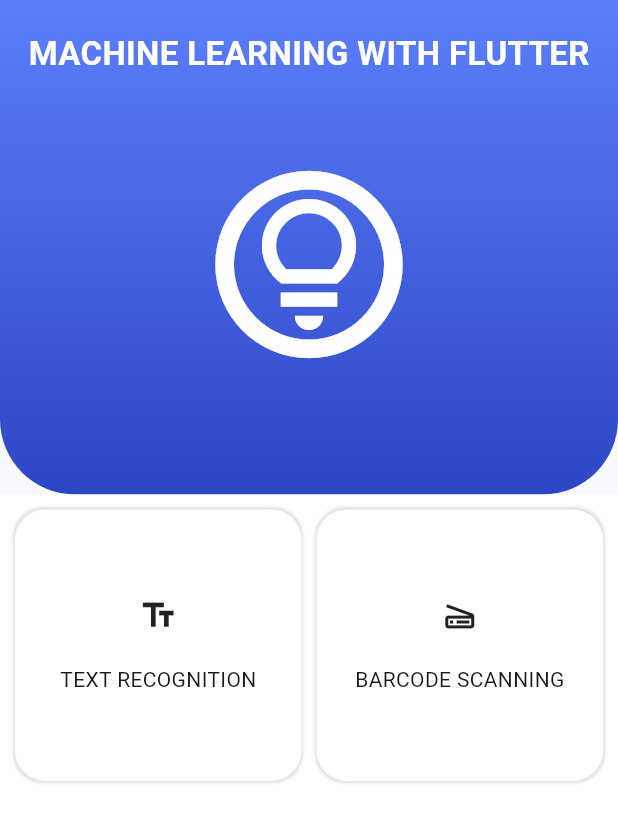
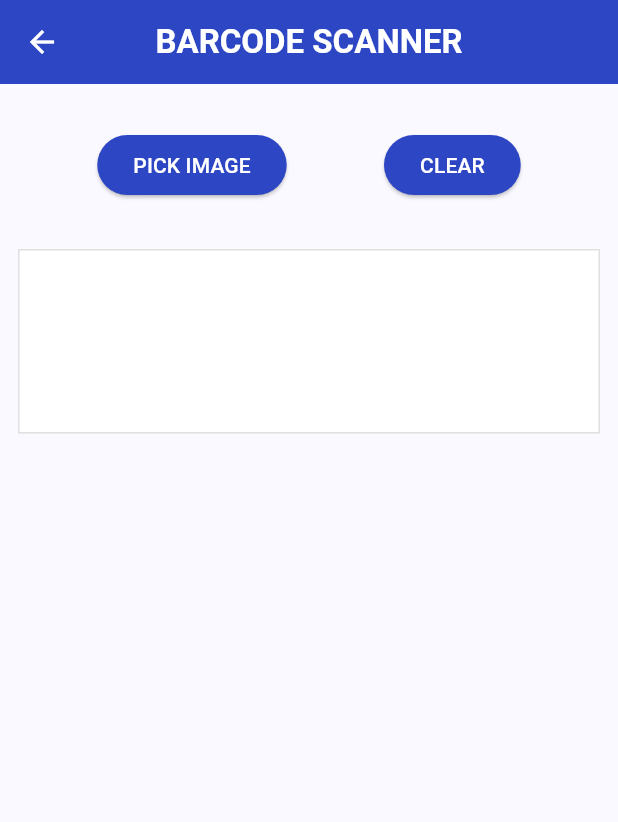
Before and after one commit to Syed-Faizan-Javaid/flutter_ml_kit, a Flutter app: the screen it shows after launch, after a tap on "BARCODE SCANNING", on a phone screen of 412 x 824 dp. Shown: the top 822 px of the screen. Run offline on Flutter 3.47's test engine with Material 2 defaults, Android fonts, the light colour scheme and no system bars; our stand-ins replace image_picker; missing offline and left inert: google_ml_kit.

Commit message:
barcode scanning is complete

```diff
--- a/lib/barcode_scanning.dart
+++ b/lib/barcode_scanning.dart
@@ -0,0 +1,114 @@
+import 'dart:io';
+
+import 'package:flutter/material.dart';
+import 'package:flutter_ml_kit/machine_learning_services.dart';
+import 'package:image_picker/image_picker.dart';
+
+class BarcodeScanning extends StatefulWidget {
+  const BarcodeScanning({super.key});
+
+  @override
+  State<BarcodeScanning> createState() => _BarcodeScanningState();
+}
+
+class _BarcodeScanningState extends State<BarcodeScanning> {
+  File? _pickedImage;
+
+  String _result = "";
+
+  final MachineLearningService _machineLearningService = MachineLearningService();
+
+  @override
+  Widget build(BuildContext context) {
+    return Scaffold(
+        appBar: AppBar(
+          iconTheme: const IconThemeData(color: Colors.white),
+          backgroundColor: const Color(0xff2D46C4),
+          centerTitle: true,
+          title: Text(
+            "Barcode Scanner".toUpperCase(),
+            style: const TextStyle(color: Colors.white, fontWeight: FontWeight.w600),
+          ),
+        ),
+        body: SafeArea(
+            child: SingleChildScrollView(
+                child: Column(children: [
+          const SizedBox(
+            height: 20,
+          ),
+          if (_pickedImage != null)
+            SizedBox(
+              height: 300,
+              width: double.infinity,
+              child: Image.file(
+                _pickedImage!,
+                fit: BoxFit.fill,
+              ),
+            ),
+          const SizedBox(
+            height: 10,
+          ),
+          Row(
+            mainAxisAlignment: MainAxisAlignment.spaceEvenly,
+            children: [
+              if (_pickedImage == null)
+                ElevatedButton(
+                    style: ElevatedButton.styleFrom(backgroundColor: const Color(0xff2D46C4)),
+                    onPressed: () async {
+                      File imageFile = await _machineLearningService.pickImage(ImageSource.gallery);
+                      setState(() {
+                        _pickedImage = imageFile;
+                      });
+                    },
+                    child: Text(
+                      "Pick Image".toUpperCase(),
+                      style: const TextStyle(color: Colors.white),
+                    )),
+              if (_pickedImage != null)
+                ElevatedButton(
+                    style: ElevatedButton.styleFrom(backgroundColor: const Color(0xff2D46C4)),
+                    onPressed: () async {
+                      String? barCodeResult = await _machineLearningService.scanImageForBarCode(_pickedImage!);
+                      setState(() {
+                        _result = barCodeResult ?? "No Data Found";
+                      });
+                    },
+                    child: Text(
+                      "Scan".toUpperCase(),
+                      style: const TextStyle(color: Colors.white),
+                    )),
+              ElevatedButton(
+                  style: ElevatedButton.styleFrom(backgroundColor: const Color(0xff2D46C4)),
+                  onPressed: () {
+                    setState(() {
+                      _pickedImage = null;
+                    });
+                  },
+                  child: Text(
+                    "Clear".toUpperCase(),
+                    style: const TextStyle(color: Colors.white),
+                  )),
+            ],
+          ),
+          const SizedBox(
+            height: 20,
+          ),
+          if (_result.isNotEmpty)
+            Text(
+              "Result".toUpperCase(),
+              style: const TextStyle(fontWeight: FontWeight.w600, fontSize: 18),
+            ),
+          SingleChildScrollView(
+            child: Container(
+              padding: const EdgeInsets.all(50),
+              margin: const EdgeInsets.all(12),
+              decoration: BoxDecoration(
+                color: Colors.white,
+                border: Border.all(color: Colors.grey.shade300),
+              ),
+              child: Center(child: Text(_result)),
+            ),
+          ),
+        ]))));
+  }
+}
--- a/lib/home.dart
+++ b/lib/home.dart
@@ -1,4 +1,5 @@
 import 'package:flutter/material.dart';
+import 'package:flutter_ml_kit/barcode_scanning.dart';
 import 'package:flutter_ml_kit/text_recognition.dart';
 import 'package:flutter_ml_kit/ui_components/function_card.dart';
 import 'package:image_picker/image_picker.dart';
@@ -85,7 +86,7 @@
                                     if (mlFunctions[index].functionName == "TEXT RECOGNITION") {
                                       Navigator.push(context, MaterialPageRoute(builder: (_) => TextRecognition()));
                                     } else {
-                                      print("text 1");
+                                      Navigator.push(context, MaterialPageRoute(builder: (_) => BarcodeScanning()));
                                     }
                                   },
                                   child: FunctionCard(mlFunctions: mlFunctions[index]));
--- a/lib/machine_learning_services.dart
+++ b/lib/machine_learning_services.dart
@@ -1,8 +1,18 @@
 import 'dart:io';
 
 import 'package:google_ml_kit/google_ml_kit.dart';
+import 'package:image_picker/image_picker.dart';
 
 class MachineLearningService {
+  ImagePicker imagePicker = ImagePicker();
+
+  Future<File> pickImage(ImageSource imageSource) async {
+    final pickedImageFile = await imagePicker.pickImage(
+      source: imageSource,
+    );
+    return File(pickedImageFile!.path);
+  }
+
   Future<String> recogniseText(File? pickedFile) async {
     InputImage inputImage = InputImage.fromFile(pickedFile!);
     TextRecognizer textRecognizer = TextRecognizer();
@@ -10,4 +20,15 @@
 
     return recognizedText.text;
   }
+
+  Future<String?> scanImageForBarCode(File pickedImage) async {
+    String? result;
+    var barCodeScanner = GoogleMlKit.vision.barcodeScanner();
+    final visionImage = InputImage.fromFile(pickedImage);
+    var barcodeText = await barCodeScanner.processImage(visionImage);
+    for (Barcode barcode in barcodeText) {
+      result = barcode.displayValue!;
+    }
+    return result;
+  }
 }
```
